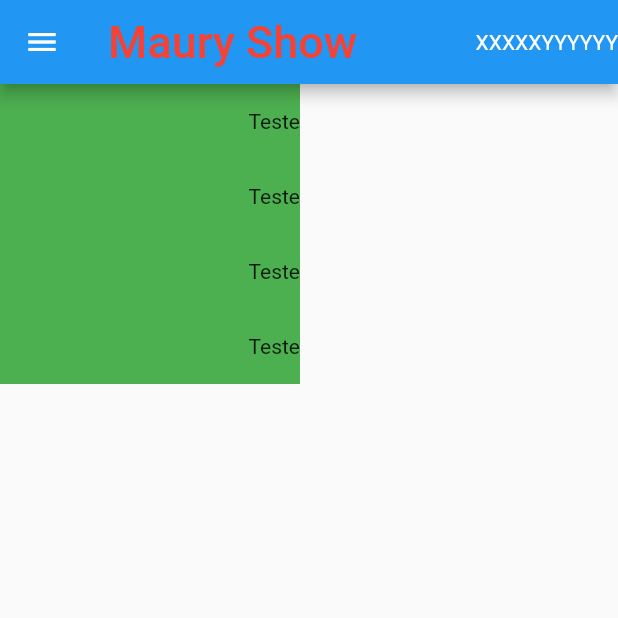
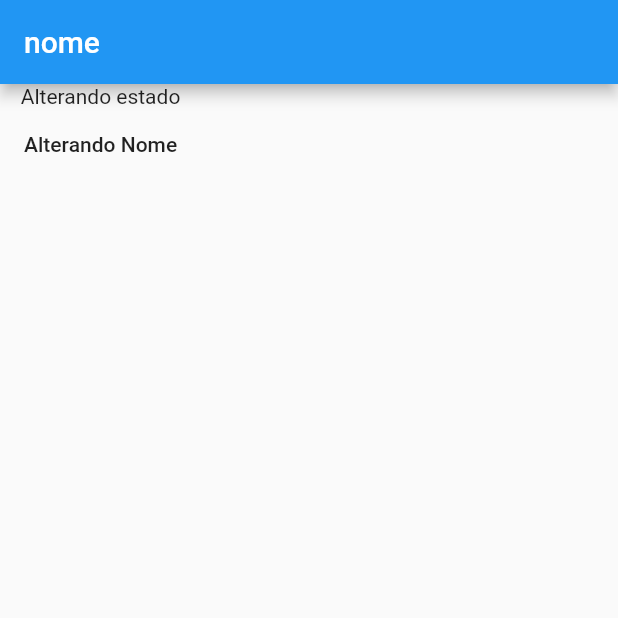
Before and after one commit to amauri007/Flutter-Dart, a Flutter app: the screen it shows after launch, on a phone screen of 412 x 824 dp, the top half of it. Run offline on Flutter 3.47's test engine with Material 2 defaults, Android fonts, the light colour scheme and no system bars.

Commit message:
Widget final

```diff
--- /dev/null
+++ b/flutter_iniciantes_principais_widgets/lib/home2_page.dart
@@ -0,0 +1,34 @@
+import 'package:flutter/material.dart';
+
+class Home2Page extends StatefulWidget {
+  const Home2Page({Key? key}) : super(key: key);
+
+  @override
+  State<Home2Page> createState() => _Home2PageState();
+}
+
+class _Home2PageState extends State<Home2Page> {
+  String nome = 'Maury Show';
+
+  @override
+  Widget build(BuildContext context) {
+    return Scaffold(
+      appBar: AppBar(
+        title: const Text('nome'),
+      ),
+      body: Column(
+        children: [
+          Text('Alterando estado'),
+          FlatButton(
+            onPressed: () {
+              setState(() {
+                nome = 'Alterado para Amauri Pereira com statefull';
+              });
+            },
+            child: Text('Alterando Nome'),
+          )
+        ],
+      ),
+    );
+  }
+}
--- a/flutter_iniciantes_principais_widgets/lib/home_page.dart
+++ b/flutter_iniciantes_principais_widgets/lib/home_page.dart
@@ -2,12 +2,14 @@
 import 'package:flutter/material.dart';
 
 class HomePage extends StatelessWidget {
+  String nome = 'Maury Show';
+
   @override
   Widget build(BuildContext context) {
     return Scaffold(
         appBar: AppBar(
             title: Text(
-              'Maury Show',
+              nome,
               style: TextStyle(
                 color: Colors.red,
                 fontSize: 30,
@@ -23,17 +25,38 @@
             ]),
         drawer: Drawer(),
         body: Container(
-          width: 200,
-          height: 200,
+          width: 400,
+          height: 400,
           color: Colors.green,
           child: Column(
             mainAxisAlignment: MainAxisAlignment.spaceAround,
             crossAxisAlignment: CrossAxisAlignment.end,
             children: [
+              Center(
+                child: FlatButton(
+                    onPressed: () {
+                      nome = 'Teste 12322';
+                    },
+                    child: Text('Teste')),
+              ),
               Text('Teste'),
               Text('Teste'),
+              SizedBox(
+                height: 50,
+              ),
               Text('Teste'),
-              Text('Teste'),
+              Row(
+                mainAxisAlignment: MainAxisAlignment.spaceAround,
+                crossAxisAlignment: CrossAxisAlignment.end,
+                children: [
+                  Text('Teste Row'),
+                  SizedBox(
+                    width: 100,
+                  ),
+                  Text('Test Row'),
+                  Text('Teste Row'),
+                ],
+              )
             ],
           ),
         ));
--- a/flutter_iniciantes_principais_widgets/lib/main.dart
+++ b/flutter_iniciantes_principais_widgets/lib/main.dart
@@ -1,10 +1,12 @@
 import 'package:flutter/material.dart';
 import 'package:flutter_iniciantes_principais_widgets/home_page.dart';
+
+import 'home2_page.dart';
 
 void main() {
   runApp(
     MaterialApp(
-      home: HomePage(),
+      home: Home2Page(),
     ),
   );
 }
```
